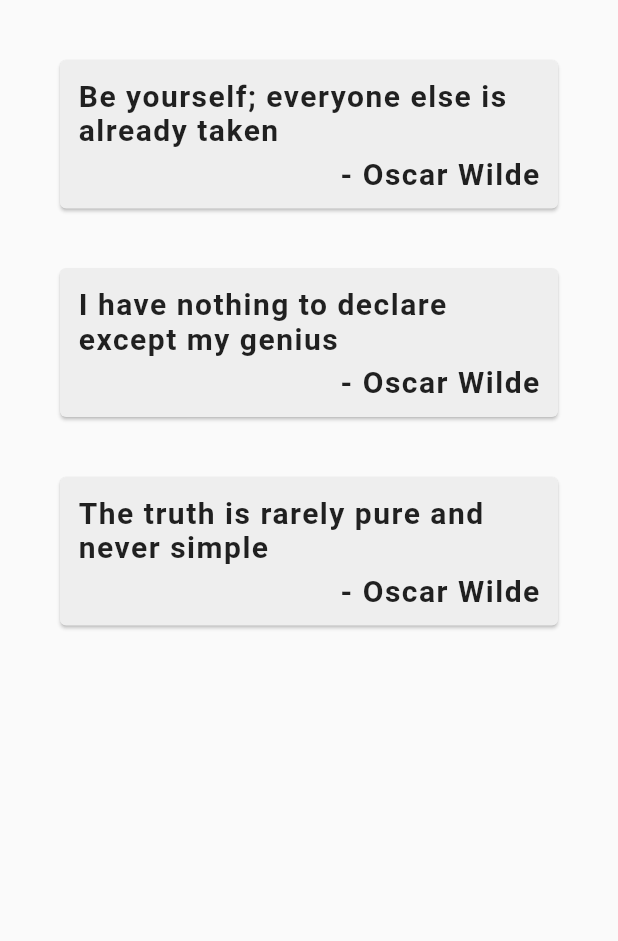
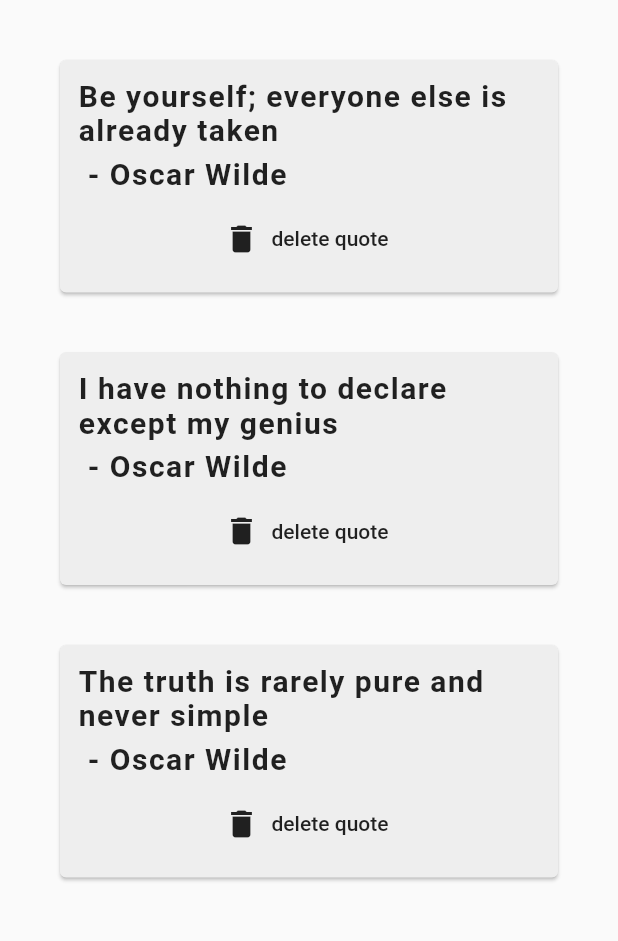
Before and after one commit to chittrakumari/Quotes-Flutter-Project, a Flutter app: the screen it shows after launch, on a phone screen of 412 x 824 dp, the part 84-1025 px from its top. Run offline on Flutter 3.47's test engine with Material 2 defaults, Android fonts, the phone set to English and light mode, and no system bars.

Commit message:
Functions As Parametres

```diff
--- a/lib/main.dart
+++ b/lib/main.dart
@@ -70,9 +70,15 @@ import 'quote_card.dart';
 
 
 
-        quotes.map((quote){
-      return CardWidget(quote: quote);
+        quotes.map((quote)=>CardWidget(
+          quote: quote,
+        delete:(){
+            setState(() {
+              quotes.remove(quote);
+            });
         }
+      )
+
       ).toList(),
 
         ),
--- a/lib/quote_card.dart
+++ b/lib/quote_card.dart
@@ -5,7 +5,9 @@ class CardWidget extends StatelessWidget {
 
 
   final Quote quote;
-  CardWidget({ required this.quote});
+  final Function delete;
+  CardWidget({ required this.quote, required this.delete });
+
 
   @override
   Widget build(BuildContext context) {
@@ -16,7 +18,7 @@ class CardWidget extends StatelessWidget {
         child:Padding(
           padding: EdgeInsets.all(12.0),
           child: Column(
-            crossAxisAlignment: CrossAxisAlignment.end,
+            crossAxisAlignment: CrossAxisAlignment.stretch,
             children: <Widget>[
               Text(quote.text,
                 style: TextStyle(
@@ -38,6 +40,15 @@ class CardWidget extends StatelessWidget {
 
                 ),
               ),
+              SizedBox(height: 8.0),
+               FlatButton.icon(
+                   onPressed: (){
+
+                     delete();
+                   },
+                 icon: Icon(Icons.delete),
+                 label:Text('delete quote'),
+               )
             ],
           ),
         )
```
